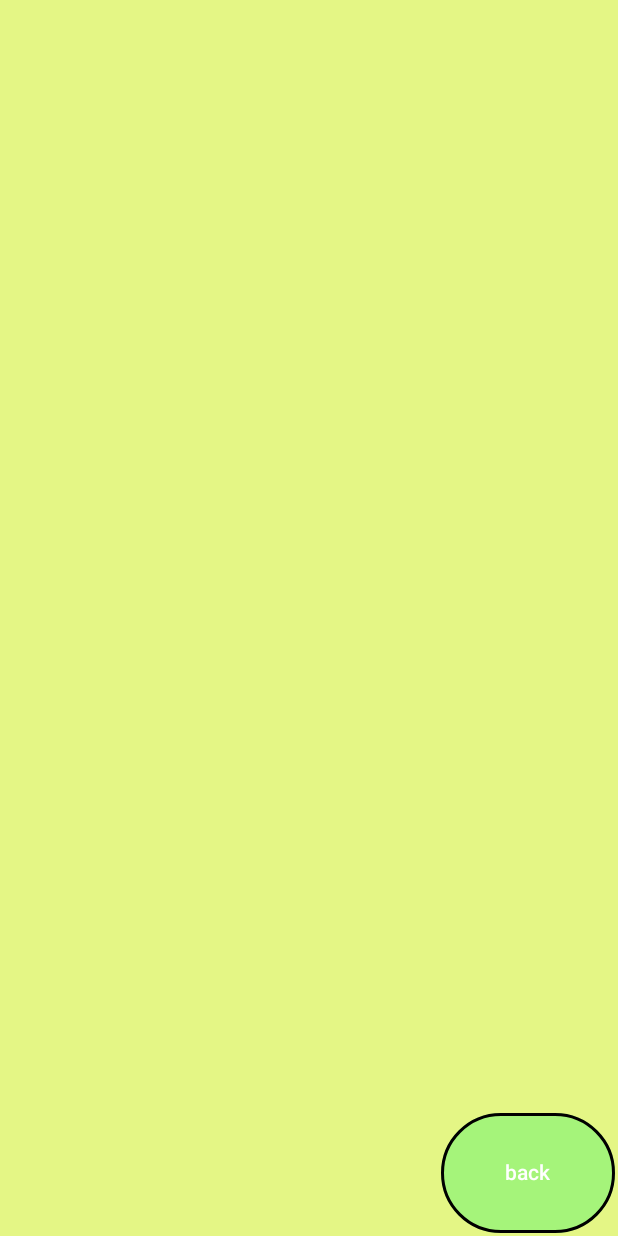
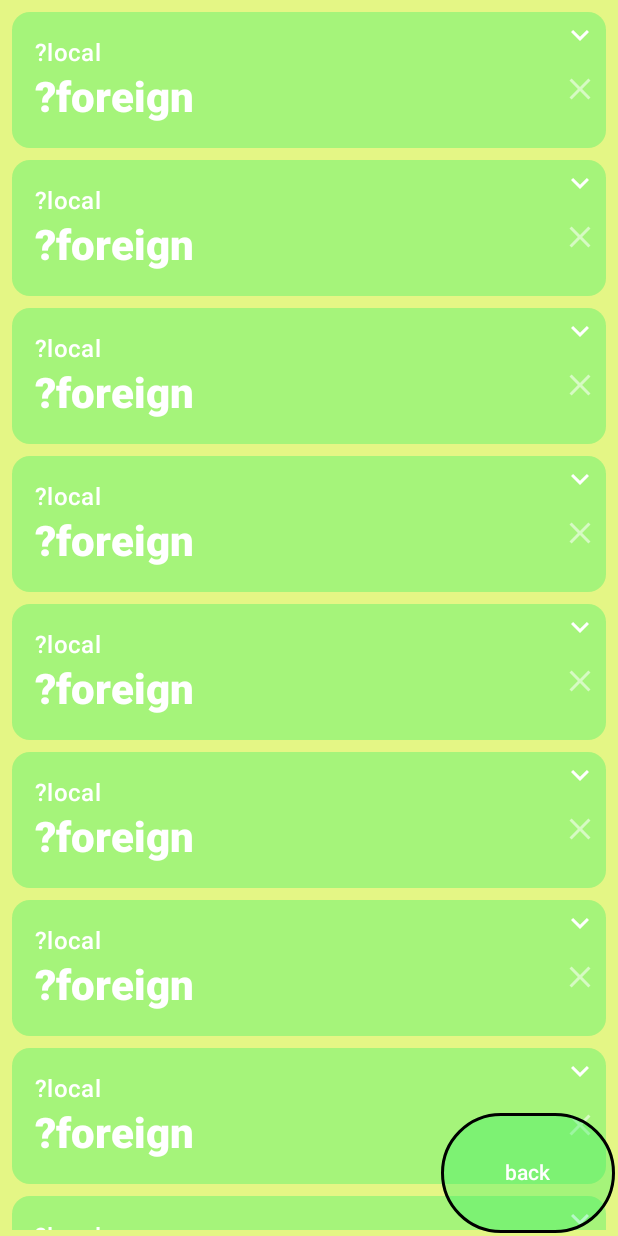
Before and after one commit to z-hwa/TWMA_AndroidStudio, an Android app built with Jetpack Compose: the WordPage screen opened through its navigation route, on a phone screen of 412 x 824 dp. Run offline under Robolectric (Android 15) with nearby library versions, the phone set to English and light mode, and no system bars.

Commit message:
finish layout of word card (delete word icon) change expand card button from expanded icon to whole Row opt some function call

```diff
--- a/app/src/main/java/com/example/twma/DataManager.kt
+++ b/app/src/main/java/com/example/twma/DataManager.kt
@@ -2,9 +2,11 @@ package com.example.twma
 
 import android.util.Log
 
-class WordList() {
+var wordList = WordList()
 
-    var list = List<Word>(0) { Word() }
+class WordList{
+
+    var list = List<Word>(0){Word()}
 
     fun AddWord(foreignData: String, localData: String, extraInf: String ) {
         this.list = this.list.plusElement(Word(_foreignData = foreignData,
--- a/app/src/main/java/com/example/twma/MainActivity.kt
+++ b/app/src/main/java/com/example/twma/MainActivity.kt
@@ -11,8 +11,6 @@ import androidx.navigation.compose.NavHost
 import androidx.navigation.compose.composable
 import androidx.navigation.compose.rememberNavController
 import com.example.twma.ui.theme.TWMATheme
-
-var wordList = WordList()
 
 class MainActivity : ComponentActivity() {
     override fun onCreate(savedInstanceState: Bundle?) {
@@ -37,10 +35,10 @@ fun AppNaviGation() {
         startDestination = "WordInput") {
 
         composable("WordInput") {
-            WordInput(goToWordPage = {navController.navigate(route = "WordPage")})  //前往單字倉庫
+            WordInput(goToWordPage = {navController.navigate(route = "WordPage")}, wordList = wordList)  //前往單字倉庫
         }
         composable("WordPage") {
-            WordPage(rebackToWordInput = {navController.navigate(route = "WordInput")}) //回到單字輸入頁
+            WordPage(rebackToWordInput = {navController.navigate(route = "WordInput")}, wordList = wordList) //回到單字輸入頁
         }
 
     }
--- a/app/src/main/java/com/example/twma/Word.kt
+++ b/app/src/main/java/com/example/twma/Word.kt
@@ -1,11 +1,18 @@
 package com.example.twma
 
 //單字資料
-class Word(_foreignData: String, _localData: String, _correctRate: Double = 0.0, _extraInf: String) {
-    var foreignData: String = _foreignData //儲存外語資料
-    var localData: String = _localData //儲存國語資料
-    var correctRate: Double = _correctRate  //正確率
-    var extraInf: String = _extraInf    //額外資訊
+class Word constructor(_foreignData: String, _localData: String, _correctRate: Double = 0.0, _extraInf: String) {
+    var foreignData: String //儲存外語資料
+    var localData: String   //儲存國語資料
+    var correctRate: Double     //正確率
+    var extraInf: String        //額外資訊
+
+    init {
+        this.foreignData = _foreignData
+        this.localData = _localData
+        this.correctRate = _correctRate
+        this.extraInf = _extraInf
+    }
 
     //次建構函數
     constructor(): this(_foreignData = "?foreign", _localData = "?local", _correctRate = 0.0, _extraInf = "?Null") {
--- a/app/src/main/java/com/example/twma/WordInput.kt
+++ b/app/src/main/java/com/example/twma/WordInput.kt
@@ -140,7 +140,7 @@ fun SaveBar(modifier: Modifier, Onclick: ()->Unit) {
 
 //中心區域
 @Composable
-fun MiddleArea(modifier: Modifier){
+fun MiddleArea(modifier: Modifier, wordList: WordList){
     Box(modifier = modifier
         .padding(20.dp)
         .fillMaxWidth()
@@ -305,7 +305,8 @@ fun DownBar(modifier: Modifier,
 @Composable
 fun WordInput(
     modifier: Modifier = Modifier,
-    goToWordPage: ()->Unit
+    goToWordPage: ()->Unit,
+    wordList: WordList
 ){
     Surface(
         modifier = modifier.fillMaxSize(),
@@ -313,7 +314,7 @@ fun WordInput(
     ) {
         //用於排版的box
         Box(modifier = modifier) {
-            MiddleArea(modifier = modifier.align(Alignment.Center))
+            MiddleArea(modifier = modifier.align(Alignment.Center), wordList = wordList)
             DownBar(modifier = modifier.align(Alignment.BottomCenter),
                 goToWordPage = goToWordPage)
         }
@@ -334,6 +335,6 @@ fun WordInput(
 @Composable
 fun PreviewWordInput() {
     TWMATheme {
-        WordInput(goToWordPage = {})
+        WordInput(goToWordPage = {}, wordList = WordList())
     }
 }
--- a/app/src/main/java/com/example/twma/WordPageLayout.kt
+++ b/app/src/main/java/com/example/twma/WordPageLayout.kt
@@ -1,14 +1,20 @@
 package com.example.twma
 
 import android.content.res.Configuration.UI_MODE_NIGHT_YES
+import android.content.res.Resources
 import androidx.compose.animation.animateContentSize
 import androidx.compose.animation.core.Spring
 import androidx.compose.animation.core.spring
 import androidx.compose.foundation.BorderStroke
+import androidx.compose.foundation.clickable
+import androidx.compose.foundation.layout.Arrangement
 import androidx.compose.foundation.layout.Box
 import androidx.compose.foundation.layout.Column
 import androidx.compose.foundation.layout.Row
+import androidx.compose.foundation.layout.fillMaxHeight
 import androidx.compose.foundation.layout.fillMaxSize
+import androidx.compose.foundation.layout.fillMaxWidth
+import androidx.compose.foundation.layout.height
 import androidx.compose.foundation.layout.padding
 import androidx.compose.foundation.layout.size
 import androidx.compose.foundation.lazy.LazyColumn
@@ -18,7 +24,6 @@ import androidx.compose.material3.ButtonDefaults
 import androidx.compose.material3.Card
 import androidx.compose.material3.CardDefaults
 import androidx.compose.material3.Icon
-import androidx.compose.material3.IconButton
 import androidx.compose.material3.MaterialTheme
 import androidx.compose.material3.Surface
 import androidx.compose.material3.Text
@@ -31,12 +36,17 @@ import androidx.compose.ui.Alignment
 import androidx.compose.ui.Modifier
 import androidx.compose.ui.draw.alpha
 import androidx.compose.ui.graphics.Color
+import androidx.compose.ui.layout.onGloballyPositioned
 import androidx.compose.ui.res.painterResource
 import androidx.compose.ui.res.stringResource
+import androidx.compose.ui.text.font.FontFamily
 import androidx.compose.ui.text.font.FontWeight
 import androidx.compose.ui.tooling.preview.Preview
 import androidx.compose.ui.unit.dp
+import androidx.compose.ui.unit.sp
 import com.example.twma.ui.theme.TWMATheme
+
+fun Int.PxtoDp(): Int = (this / Resources.getSystem().displayMetrics.density).toInt()
 
 //單個單字的UI
 @Composable
@@ -46,9 +56,8 @@ fun WordContent(word: Word) {
         mutableStateOf(false)
     }
 
-    Row(modifier =
-    Modifier
-        .padding(5.dp)  //在四周留下特定空間(出現邊界)
+    Row(modifier = Modifier
+        .padding(3.dp)  //在四周留下特定空間(出現邊界)
         .animateContentSize(
             //彈簧效果
             //確保不會因為彈簧動畫 導致填充變成負數
@@ -57,10 +66,19 @@ fun WordContent(word: Word) {
                 stiffness = Spring.StiffnessLow
             )
         )
+        .clickable { expanded = !expanded }
+        .fillMaxWidth(), //點擊展開
+        horizontalArrangement = Arrangement.SpaceBetween
     ){
+        var colHeight by remember {
+            mutableStateOf(90)
+        }
+
         Column(modifier = Modifier
+            .padding(12.dp)
+            .fillMaxHeight()
             .weight(1f)
-            .padding(12.dp)
+            .onGloballyPositioned { colHeight = it.size.height.PxtoDp() }
         ) {
 
             //生成外國語言及本地語言的內容
@@ -80,14 +98,22 @@ fun WordContent(word: Word) {
 
             //顯示展開內容
             if(expanded) {
+                //extra information
+                Text(text = word.extraInf,
+                    fontFamily = FontFamily.SansSerif
+                )
                 //答對率
                 Text(
-                    text = stringResource(id = R.string.correctRate) + word.correctRate.toString()
+                    text = stringResource(id = R.string.correctRate) + word.correctRate.toString(),
+                    fontSize = 8.sp
                 )
             }
         }
-        //顯示更多資訊的 icon圖標
-        IconButton(onClick = {expanded = ! expanded}) {
+
+        Column (modifier = Modifier.height(colHeight.dp)
+            .weight(0.08f),
+            verticalArrangement = Arrangement.SpaceBetween){
+            //顯示更多資訊的 icon圖標
             Icon(
                 painter = if(expanded) painterResource(id = R.drawable.baseline_expand_less_24) else painterResource(
                     id = R.drawable.baseline_expand_more_24
@@ -96,7 +122,14 @@ fun WordContent(word: Word) {
                     stringResource(id = R.string.show_less)
                 }else {
                     stringResource(id = R.string.show_more)
-                }
+                },
+                modifier = Modifier.fillMaxWidth()
+            )
+
+            Icon(
+                painter = painterResource(id = R.drawable.baseline_close_24),
+                contentDescription = stringResource(id = R.string.deleteWord),
+                modifier = Modifier.alpha(0.55f).fillMaxWidth().clickable { /*delete word*/ }
             )
         }
     }
@@ -119,7 +152,7 @@ fun WordCard(word: Word) {
 @Composable
 fun WordList(
     modifier: Modifier = Modifier,
-    wordList: List<Word> = List(100) {Word()}
+    wordList: List<Word> = List(10) {Word()}
 ) {
     LazyColumn(modifier = modifier.padding(vertical = 4.dp)) {
         //遍歷輸出所有word
@@ -136,9 +169,9 @@ fun ReBack(modifier: Modifier, reback: ()->Unit) {
         colors = ButtonDefaults.buttonColors(MaterialTheme.colorScheme.primary),
         border = BorderStroke(width = 2.dp, color = Color.Black),
         modifier = modifier
-        .size(120.dp, 84.dp)
-        .padding(2.dp)
-        .alpha(7.5f),
+            .size(120.dp, 84.dp)
+            .padding(2.dp)
+            .alpha(7.5f),
         ) {
         Text(text = stringResource(id = R.string.reBack))
     }
@@ -146,11 +179,12 @@ fun ReBack(modifier: Modifier, reback: ()->Unit) {
 
 //單字頁面
 @Composable
-fun WordPage(modifier: Modifier = Modifier, rebackToWordInput: () -> Unit){
+fun WordPage(modifier: Modifier = Modifier, rebackToWordInput: () -> Unit, wordList: WordList){
     Surface(modifier = modifier, color = MaterialTheme.colorScheme.background) {
         //用於排版的box
         Box(modifier = modifier) {
-            WordList(modifier = modifier.fillMaxSize(), wordList = wordList.list)
+            if(!wordList.IsEmpty()) WordList(modifier = modifier.fillMaxSize(), wordList = wordList.list)
+            else WordList(modifier.fillMaxSize())
             ReBack(modifier = modifier.align(Alignment.BottomEnd),
                 reback = rebackToWordInput)
         }
@@ -166,6 +200,6 @@ fun WordPage(modifier: Modifier = Modifier, rebackToWordInput: () -> Unit){
 @Composable
 fun PreviewWordPage() {
     TWMATheme {
-        WordPage(rebackToWordInput = {})
+        WordPage(rebackToWordInput = {}, wordList = WordList())
     }
 }
--- /dev/null
+++ b/app/src/main/res/drawable/baseline_close_24.xml
@@ -0,0 +1,5 @@
+<vector android:height="24dp" android:tint="#000000"
+    android:viewportHeight="24" android:viewportWidth="24"
+    android:width="24dp" xmlns:android="http://schemas.android.com/apk/res/android">
+    <path android:fillColor="@android:color/white" android:pathData="M19,6.41L17.59,5 12,10.59 6.41,5 5,6.41 10.59,12 5,17.59 6.41,19 12,13.41 17.59,19 19,17.59 13.41,12z"/>
+</vector>
--- a/app/src/main/res/values/strings.xml
+++ b/app/src/main/res/values/strings.xml
@@ -11,4 +11,5 @@
     <string name="wordPage">Word\\nPage</string>
     <string name="reBack">back</string>
     <string name="extraData">extra Information</string>
+    <string name="deleteWord">delete this word</string>
 </resources>
```
